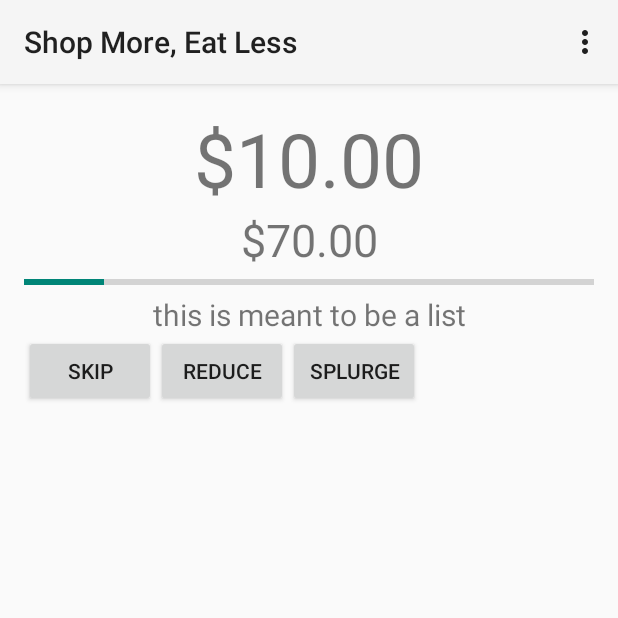
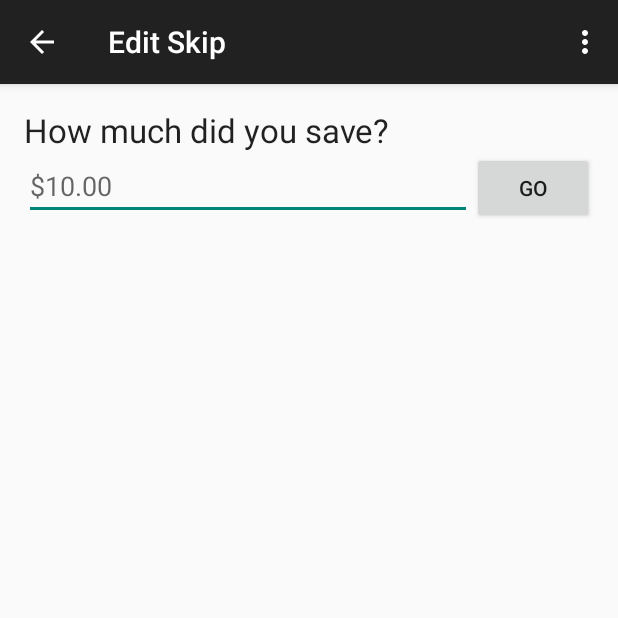
Before and after one commit to melatonind/ShopMore, an Android app: the screen it shows after launch (MainActivity before the commit, SkipActivity after it), after a tap on "SKIP", on a phone screen of 412 x 824 dp, the top half of it. Run offline under Robolectric (Android 15) with nearby library versions, the phone set to English and light mode, and no system bars.

Commit message:
New skip activity

```diff
--- a/app/src/main/java/com/mei/shopmore/app/MainActivity.java
+++ b/app/src/main/java/com/mei/shopmore/app/MainActivity.java
@@ -1,5 +1,7 @@
 package com.mei.shopmore.app;
 
+import android.content.Intent;
+import android.content.SharedPreferences;
 import android.support.v7.app.ActionBarActivity;
 import android.os.Bundle;
 import android.view.Menu;
@@ -12,8 +14,8 @@ import android.widget.TextView;
 
 public class MainActivity extends ActionBarActivity {
 
-    private static final String CURRENT_BALANCE = "CURRENT_BALANCE";
-    private static final String GOAL = "GOAL";
+    public static final String CURRENT_BALANCE = "CURRENT_BALANCE";
+    public static final String GOAL = "GOAL";
 
     private double currentBalanceValue;
     private double goalValue;
@@ -26,6 +28,8 @@ public class MainActivity extends ActionBarActivity {
     Button skipped_button;
     Button reduce_button;
     Button reset_button;
+
+    Double skipValue;
 
 
     @Override
@@ -52,6 +56,20 @@ public class MainActivity extends ActionBarActivity {
 
         setButtonOnClickListeners();
 
+        Intent intent = getIntent();
+        String skip = intent.getStringExtra(SkipActivity.SKIP);
+
+        if (skip != null) {
+            try {
+                skipValue = Double.parseDouble(skip);
+                currentBalanceValue = currentBalanceValue + skipValue;
+            } catch ( NumberFormatException e) {
+            }
+
+        }
+
+        updateCurrentBalance();
+
     }
 
 
@@ -59,8 +77,12 @@ public class MainActivity extends ActionBarActivity {
         skipped_button.setOnClickListener(new View.OnClickListener() {
             @Override
             public void onClick(View view) {
-                currentBalanceValue = (currentBalanceValue + 10);
-                updateCurrentBalance();
+                Intent intent = new Intent(MainActivity.this, SkipActivity.class);
+                intent.putExtra(CURRENT_BALANCE, currentBalanceValue);
+                startActivity(intent);
+
+//                currentBalanceValue = (currentBalanceValue + 10);
+//                updateCurrentBalance();
             }
         });
 
--- /dev/null
+++ b/app/src/main/java/com/mei/shopmore/app/SkipActivity.java
@@ -0,0 +1,65 @@
+package com.mei.shopmore.app;
+
+import android.content.Intent;
+import android.support.v7.app.ActionBarActivity;
+import android.os.Bundle;
+import android.view.Menu;
+import android.view.MenuItem;
+import android.view.View;
+import android.widget.Button;
+import android.widget.EditText;
+
+
+public class SkipActivity extends ActionBarActivity {
+
+    public static final String SKIP = "SKIP";
+
+    EditText skip_editText;
+    Button skip_button;
+
+    @Override
+    protected void onCreate(Bundle savedInstanceState) {
+        super.onCreate(savedInstanceState);
+        setContentView(R.layout.activity_skip);
+
+        Intent intent = getIntent();
+
+        skip_editText = (EditText) findViewById(R.id.skip_editText);
+        skip_button = (Button) findViewById(R.id.skip_button);
+
+        setButtonOnClickListeners();
+    }
+
+    private void setButtonOnClickListeners() {
+        skip_button.setOnClickListener(new View.OnClickListener() {
+            @Override
+            public void onClick(View view) {
+                String skipValue = skip_editText.toString();
+                Intent intent = new Intent(SkipActivity.this, MainActivity.class);
+                intent.putExtra(SKIP, skipValue);
+                startActivity(intent);
+            }
+        });
+    }
+
+    @Override
+    public boolean onCreateOptionsMenu(Menu menu) {
+
+        // Inflate the menu; this adds items to the action bar if it is present.
+        getMenuInflater().inflate(R.menu.skip, menu);
+        return true;
+    }
+
+    @Override
+    public boolean onOptionsItemSelected(MenuItem item) {
+        // Handle action bar item clicks here. The action bar will
+        // automatically handle clicks on the Home/Up button, so long
+        // as you specify a parent activity in AndroidManifest.xml.
+        int id = item.getItemId();
+        if (id == R.id.action_settings) {
+            return true;
+        }
+        return super.onOptionsItemSelected(item);
+    }
+
+}
--- /dev/null
+++ b/app/src/main/res/layout/activity_skip.xml
@@ -0,0 +1,39 @@
+<RelativeLayout xmlns:android="http://schemas.android.com/apk/res/android"
+    xmlns:tools="http://schemas.android.com/tools"
+    android:layout_width="match_parent"
+    android:layout_height="match_parent"
+    android:paddingLeft="@dimen/activity_horizontal_margin"
+    android:paddingRight="@dimen/activity_horizontal_margin"
+    android:paddingTop="@dimen/activity_vertical_margin"
+    android:paddingBottom="@dimen/activity_vertical_margin"
+    tools:context="com.mei.shopmore.app.SkipActivity">
+
+    <TextView
+        android:text="@string/enter_textView"
+        android:layout_width="wrap_content"
+        android:layout_height="wrap_content"
+        android:id="@+id/textView"
+        android:textAppearance="?android:attr/textAppearanceLarge"
+        />
+
+    <EditText
+        android:hint="@string/skip_editText"
+        android:layout_width="wrap_content"
+        android:layout_height="wrap_content"
+        android:id="@+id/skip_editText"
+        android:layout_below="@+id/textView"
+        android:layout_alignParentLeft="true"
+        android:layout_alignParentStart="true"
+        android:ems="14"
+        android:inputType="numberDecimal"/>
+
+    <Button
+        android:layout_width="wrap_content"
+        android:layout_height="wrap_content"
+        android:text="@string/skip_button"
+        android:id="@+id/skip_button"
+        android:layout_alignTop="@+id/skip_editText"
+        android:layout_toRightOf="@+id/skip_editText"
+        />
+
+</RelativeLayout>
--- /dev/null
+++ b/app/src/main/res/menu/skip.xml
@@ -0,0 +1,10 @@
+<menu xmlns:android="http://schemas.android.com/apk/res/android"
+    xmlns:app="http://schemas.android.com/apk/res-auto"
+    xmlns:tools="http://schemas.android.com/tools"
+    tools:context="com.mei.shopmore.app.SkipActivity" >
+
+    <item android:id="@+id/action_settings"
+        android:title="@string/action_settings"
+        android:orderInCategory="100"
+        app:showAsAction="never" />
+</menu>
--- a/app/src/main/res/values/strings.xml
+++ b/app/src/main/res/values/strings.xml
@@ -4,15 +4,15 @@
     <string name="app_name">Shop More, Eat Less</string>
     <string name="current_balance">$0.00</string>
     <string name="goal">$70.00</string>
-
     <string name="skipped_button">Skip</string>
     <string name="reduce_button">Reduce</string>
     <string name="reset_button">Splurge</string>
     <string name="action_settings">Settings</string>
+    <string name="title_activity_goal">goalActivity</string>
+    <string name="title_activity_skip">Edit Skip</string>
+    <string name="enter_textView">How much did you save?</string>
+    <string name="skip_editText">$10.00</string>
+    <string name="skip_button">Go</string>
 
 
-
-    <string name="title_activity_goal">goalActivity</string>
-    <string name="hello_world">Hello world!</string>
-
 </resources>
```
Also changed, not shown: app/src/main/AndroidManifest.xml (+2 -9 lines), app/src/main/java/com/mei/shopmore/app/goalActivity.java (deleted, +0 -40 lines), app/src/main/res/layout/activity_goal.xml (deleted, +0 -16 lines).
